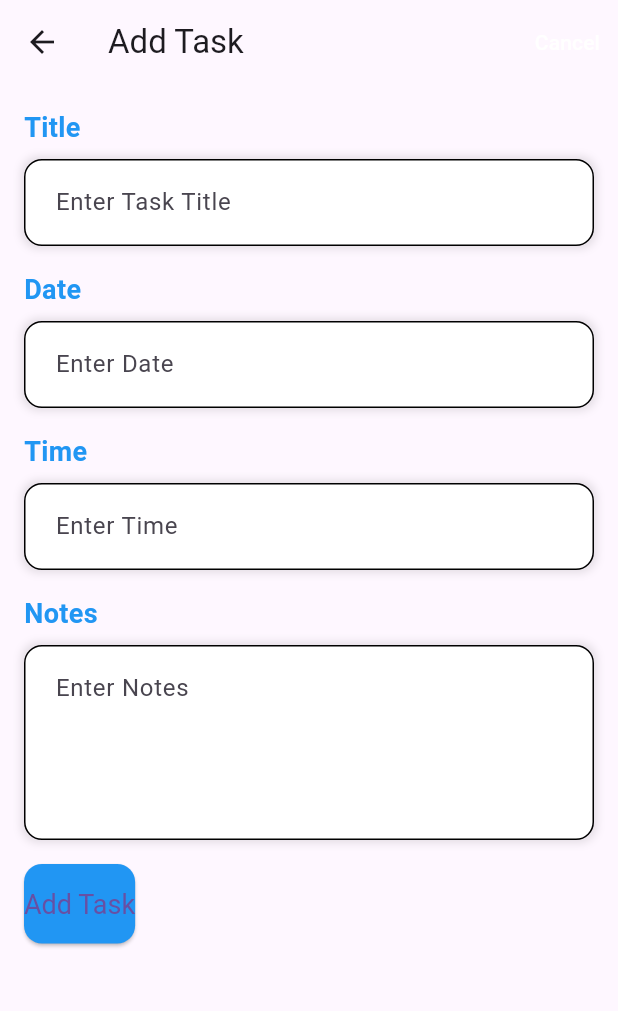
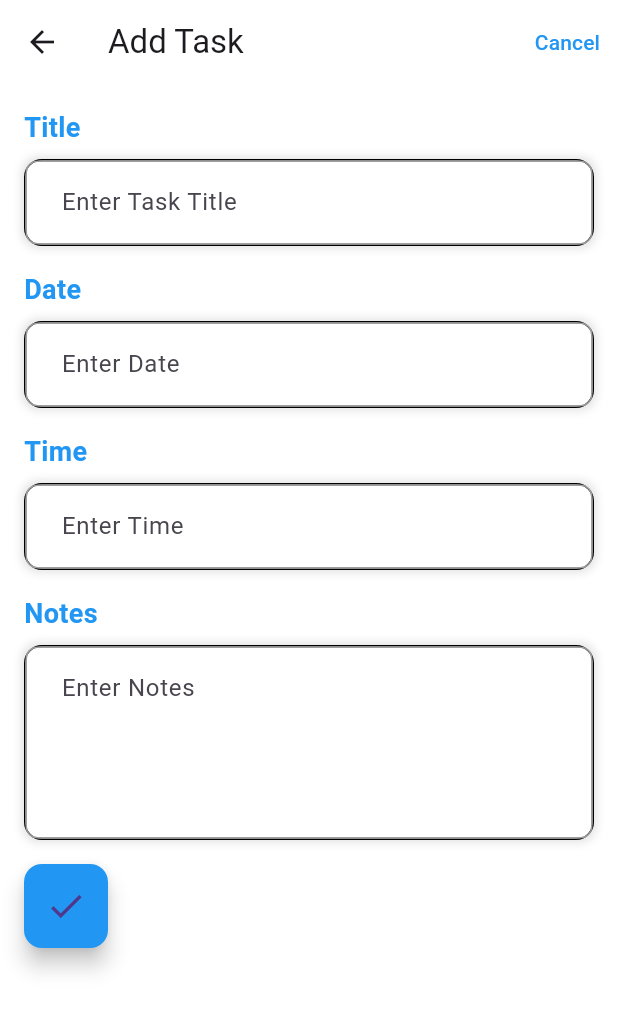
Before and after one commit to OmarAfifi-CSE/Flutter_Projects, a Flutter app: the MainScreen screen opened directly, after a tap on the "add" icon, on a phone screen of 412 x 824 dp. Shown: the top 1011 px of the screen. Run offline on Flutter 3.47's test engine with Material 3 defaults, Android fonts, the phone set to English and light mode, and no system bars.

Commit message:
Some Fixes
Fixes in colors in my classes and add some adjustments to the search TextFormField

```diff
--- a/To Do App/lib/screens/AddTaskScreen.dart
+++ b/To Do App/lib/screens/AddTaskScreen.dart
@@ -8,11 +8,16 @@ class AddTaskScreen extends StatelessWidget {
   final _timeController = TextEditingController();
   final _notesController = TextEditingController();
 
+  final _formKey = GlobalKey<FormState>();
+
+  AddTaskScreen({super.key});
+
   @override
   Widget build(BuildContext context) {
     return Scaffold(
       appBar: AppBar(
         title: const Text('Add Task'),
+        backgroundColor: Colors.white,
         actions: [
           TextButton(
             onPressed: () {
@@ -20,14 +25,20 @@ class AddTaskScreen extends StatelessWidget {
             },
             child: const Text(
               'Cancel',
-              style: TextStyle(color: Colors.white),
+              style: TextStyle(color: Colors.blue),
             ),
           ),
         ],
       ),
-      body: Padding(
+      body: Container(
+        color: Colors.white,
+        width: double.infinity,
+        height: double.infinity,
+        child: Padding(
           padding: const EdgeInsets.all(16.0),
           child: SingleChildScrollView(
+            child: Form(
+              key: _formKey,
               child: Column(
                 crossAxisAlignment: CrossAxisAlignment.start,
                 children: [
@@ -51,16 +62,28 @@ class AddTaskScreen extends StatelessWidget {
                     ),
                     child: TextFormField(
                       controller: _titleController,
-                  decoration: const InputDecoration(
+                      decoration: InputDecoration(
                         hintText: 'Enter Task Title',
-                    border: InputBorder.none,
-                    contentPadding: EdgeInsets.symmetric(vertical: 16, horizontal: 20),
+                        contentPadding: const EdgeInsets.symmetric(vertical: 16, horizontal: 20),
+                        enabledBorder: OutlineInputBorder(
+                          borderSide: const BorderSide(width: 1.0, color: Colors.grey),
+                          borderRadius: BorderRadius.circular(8.0),
                         ),
+                        focusedBorder: OutlineInputBorder(
+                          borderSide: const BorderSide(width: 2.0, color: Colors.blue),
+                          borderRadius: BorderRadius.circular(8.0),
+                        ),
+                      ),
+                      validator: (value) {
+                        if (value == null || value.isEmpty) {
+                          return 'Title is required';
+                        }
+                        return null;
+                      },
                     ),
                   ),
                   const SizedBox(height: 16),
 
-              // Date Section
                   const Text(
                     'Date',
                     style: TextStyle(fontSize: 18, fontWeight: FontWeight.bold, color: Color(0xFF2196F3)),
@@ -81,11 +104,24 @@ class AddTaskScreen extends StatelessWidget {
                     ),
                     child: TextFormField(
                       controller: _dateController,
-                  decoration: const InputDecoration(
+                      decoration: InputDecoration(
                         hintText: 'Enter Date',
-                    border: InputBorder.none,
-                    contentPadding: EdgeInsets.symmetric(vertical: 16, horizontal: 20),
+                        contentPadding: const EdgeInsets.symmetric(vertical: 16, horizontal: 20),
+                        enabledBorder: OutlineInputBorder(
+                          borderSide: const BorderSide(width: 1.0, color: Colors.grey),
+                          borderRadius: BorderRadius.circular(8.0),
                         ),
+                        focusedBorder: OutlineInputBorder(
+                          borderSide: const BorderSide(width: 2.0, color: Colors.blue),
+                          borderRadius: BorderRadius.circular(8.0),
+                        ),
+                      ),
+                      validator: (value) {
+                        if (value == null || value.isEmpty) {
+                          return 'Date is required';
+                        }
+                        return null;
+                      },
                     ),
                   ),
                   const SizedBox(height: 16),
@@ -110,11 +146,24 @@ class AddTaskScreen extends StatelessWidget {
                     ),
                     child: TextFormField(
                       controller: _timeController,
-                  decoration: const InputDecoration(
+                      decoration: InputDecoration(
                         hintText: 'Enter Time',
-                    border: InputBorder.none,
-                    contentPadding: EdgeInsets.symmetric(vertical: 16, horizontal: 20),
+                        contentPadding: const EdgeInsets.symmetric(vertical: 16, horizontal: 20),
+                        enabledBorder: OutlineInputBorder(
+                          borderSide: const BorderSide(width: 1.0, color: Colors.grey),
+                          borderRadius: BorderRadius.circular(8.0),
                         ),
+                        focusedBorder: OutlineInputBorder(
+                          borderSide: const BorderSide(width: 2.0, color: Colors.blue),
+                          borderRadius: BorderRadius.circular(8.0),
+                        ),
+                      ),
+                      validator: (value) {
+                        if (value == null || value.isEmpty) {
+                          return 'Time is required';
+                        }
+                        return null;
+                      },
                     ),
                   ),
                   const SizedBox(height: 16),
@@ -140,17 +189,25 @@ class AddTaskScreen extends StatelessWidget {
                     child: TextFormField(
                       controller: _notesController,
                       maxLines: 4,
-                  decoration: const InputDecoration(
+                      decoration: InputDecoration(
                         hintText: 'Enter Notes',
-                    border: InputBorder.none,
-                    contentPadding: EdgeInsets.symmetric(vertical: 16, horizontal: 20),
+                        contentPadding: const EdgeInsets.symmetric(vertical: 16, horizontal: 20),
+                        enabledBorder: OutlineInputBorder(
+                          borderSide: const BorderSide(width: 1.0, color: Colors.grey),
+                          borderRadius: BorderRadius.circular(8.0),
+                        ),
+                        focusedBorder: OutlineInputBorder(
+                          borderSide: const BorderSide(width: 2.0, color: Colors.blue),
+                          borderRadius: BorderRadius.circular(8.0),
+                        ),
                       ),
                     ),
                   ),
                   const SizedBox(height: 16),
 
-              ElevatedButton(
+                  FloatingActionButton(
                     onPressed: () {
+                      if (_formKey.currentState!.validate()) {
                         final task = {
                           'title': _titleController.text,
                           'date': _dateController.text,
@@ -159,18 +216,17 @@ class AddTaskScreen extends StatelessWidget {
                           'done': 'false',
                         };
                         Navigator.pop(context, task);
+                      }
                     },
-                style: ElevatedButton.styleFrom(
-                  padding: const EdgeInsets.symmetric(vertical: 16),
-                  textStyle: const TextStyle(fontSize: 18),
                     backgroundColor: Colors.blue,
                     shape: RoundedRectangleBorder(
                       borderRadius: BorderRadius.circular(12),
                     ),
-                ),
-                child: const Text('Add Task'),
+                    child: const Icon(Icons.check, size: 28),
                   ),
                 ],
+              ),
+            ),
           ),
         ),
       ),
--- a/To Do App/lib/screens/HomeScreen.dart
+++ b/To Do App/lib/screens/HomeScreen.dart
@@ -14,6 +14,8 @@ class HomeScreen extends StatefulWidget {
 
 class _HomeScreenState extends State<HomeScreen> {
   final List<Map<String, String>> _tasks = [];
+  final TextEditingController _searchController = TextEditingController();
+  String _searchError = '';
 
   void _addTask(Map<String, String> task) {
     setState(() {
@@ -21,21 +23,62 @@ class _HomeScreenState extends State<HomeScreen> {
     });
   }
 
+  void _searchTask() {
+    String searchQuery = _searchController.text.toLowerCase().trim();
+    bool taskFound = false;
+
+    for (var task in _tasks) {
+      if (task['title']?.toLowerCase().contains(searchQuery) ?? false) {
+        taskFound = true;
+        Navigator.push(
+          context,
+          MaterialPageRoute(
+            builder: (context) => TaskDetailsScreen(task: task),
+          ),
+        );
+        break;
+      }
+    }
+
+    if (!taskFound) {
+      setState(() {
+        _searchError = 'The task you are searching for is not found.';
+      });
+    }
+  }
+
   @override
   Widget build(BuildContext context) {
     return Scaffold(
-      body: Padding(
+      body: Container(
+        color: Colors.white,
+        width: double.infinity,
+        height: double.infinity,
+        child: Padding(
           padding: const EdgeInsets.all(16.0),
           child: Column(
             crossAxisAlignment: CrossAxisAlignment.start,
             children: [
               TextFormField(
+                controller: _searchController,
                 decoration: InputDecoration(
-                prefixIcon: const Icon(Icons.search),
                   hintText: 'Search for Tasks, Events',
                   border: OutlineInputBorder(
                     borderRadius: BorderRadius.circular(15),
                   ),
+                  suffixIcon: IconButton(
+                    icon: const Icon(Icons.search),
+                    onPressed: _searchTask,
+                  ),
+                ),
+              ),
+              const SizedBox(height: 8),
+              if (_searchError.isNotEmpty)
+                Text(
+                  _searchError,
+                  style: const TextStyle(
+                    color: Colors.red,
+                    fontSize: 14,
                   ),
                 ),
               const SizedBox(height: 16),
@@ -48,7 +91,6 @@ class _HomeScreenState extends State<HomeScreen> {
                 ),
               ),
               const SizedBox(height: 16),
-            // ListView with scrollable tasks
               Expanded(
                 child: ListView.builder(
                   itemCount: _tasks.length,
@@ -105,9 +147,9 @@ class _HomeScreenState extends State<HomeScreen> {
             ],
           ),
         ),
+      ),
       floatingActionButton: FloatingActionButton(
         onPressed: () async {
-
           final task = await Navigator.push<Map<String, String>>(
             context,
             MaterialPageRoute(
@@ -119,12 +161,15 @@ class _HomeScreenState extends State<HomeScreen> {
             _addTask(task);
           }
         },
-        child: const Icon(Icons.add),
+        backgroundColor: const Color(0xFF2196F3),
+        child: const Icon(
+          Icons.add,
+          color: Colors.white,
+        ),
       ),
     );
   }
 }
-
 
 class CalendarScreen extends StatelessWidget {
   const CalendarScreen({super.key});
--- a/To Do App/lib/screens/MainScreen.dart
+++ b/To Do App/lib/screens/MainScreen.dart
@@ -31,6 +31,10 @@ class _MainScreenState extends State<MainScreen> {
       bottomNavigationBar: Container(
         decoration: BoxDecoration(
           color: Colors.white,
+          borderRadius: const BorderRadius.only(
+            topLeft: Radius.circular(20),
+            topRight: Radius.circular(20),
+          ),
           boxShadow: [
             BoxShadow(
               color: Colors.black.withOpacity(0.1),
@@ -41,22 +45,28 @@ class _MainScreenState extends State<MainScreen> {
         child: BottomNavigationBar(
           currentIndex: _currentIndex,
           onTap: _onTabTapped,
+          backgroundColor: Colors.white,
+          selectedItemColor: const Color(0xFF2196F3),
+          unselectedItemColor: Colors.black,
+          showSelectedLabels: false,
+          showUnselectedLabels: false,
           items: const [
             BottomNavigationBarItem(
               icon: Icon(Icons.home),
-              label: 'Home',
+              label: '',
             ),
             BottomNavigationBarItem(
               icon: Icon(Icons.calendar_today),
-              label: 'Calendar',
+              label: '',
             ),
             BottomNavigationBarItem(
               icon: Icon(Icons.settings),
-              label: 'Settings',
+              label: '',
             ),
           ],
         ),
       ),
     );
   }
+
 }
```
Also changed, not shown: To Do App/lib/screens/TaskDetailsScreen.dart (+11 -5 lines). Lines whose indentation alone changed are shown as unchanged.
